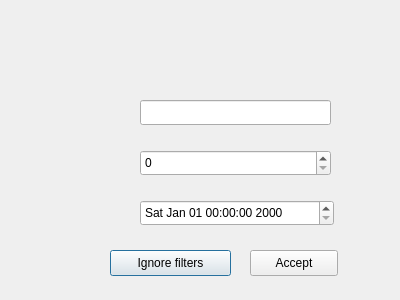
First picture: the form in filter.ui, repository feichay10/Cliente-Proyecto-Final-SOA, before the edit.
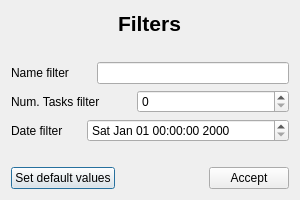
Second picture: the form after the edit.

Commit message: interfaces windows filters fixed

```diff
--- a/filter.ui
+++ b/filter.ui
@@ -6,75 +6,226 @@
    <rect>
     <x>0</x>
     <y>0</y>
-    <width>400</width>
-    <height>300</height>
+    <width>300</width>
+    <height>200</height>
    </rect>
   </property>
+  <property name="minimumSize">
+   <size>
+    <width>300</width>
+    <height>200</height>
+   </size>
+  </property>
+  <property name="maximumSize">
+   <size>
+    <width>300</width>
+    <height>200</height>
+   </size>
+  </property>
   <property name="windowTitle">
    <string>Dialog</string>
   </property>
-  <widget class="QDateTimeEdit" name="dateTimeEdit">
-   <property name="geometry">
-    <rect>
-     <x>140</x>
-     <y>200</y>
-     <width>194</width>
-     <height>26</height>
-    </rect>
-   </property>
-   <property name="displayFormat">
-    <string>ddd MMM dd hh:mm:ss yyyy</string>
-   </property>
-  </widget>
-  <widget class="QLineEdit" name="lineEdit_name">
-   <property name="geometry">
-    <rect>
-     <x>140</x>
-     <y>100</y>
-     <width>191</width>
-     <height>25</height>
-    </rect>
-   </property>
-  </widget>
-  <widget class="QSpinBox" name="spinBox_num_tasks">
-   <property name="geometry">
-    <rect>
-     <x>140</x>
-     <y>150</y>
-     <width>191</width>
-     <height>26</height>
-    </rect>
-   </property>
-   <property name="maximum">
-    <number>999999999</number>
-   </property>
-  </widget>
-  <widget class="QPushButton" name="pushButton_ignore_filters">
-   <property name="geometry">
-    <rect>
-     <x>110</x>
-     <y>250</y>
-     <width>121</width>
-     <height>26</height>
-    </rect>
-   </property>
-   <property name="text">
-    <string>Ignore filters</string>
-   </property>
-  </widget>
-  <widget class="QPushButton" name="pushButton_accept">
-   <property name="geometry">
-    <rect>
-     <x>250</x>
-     <y>250</y>
-     <width>88</width>
-     <height>26</height>
-    </rect>
-   </property>
-   <property name="text">
-    <string>Accept</string>
-   </property>
-  </widget>
+  <layout class="QVBoxLayout" name="verticalLayout_2">
+   <item>
+    <layout class="QHBoxLayout" name="horizontalLayout">
+     <item>
+      <spacer name="horizontalSpacer">
+       <property name="orientation">
+        <enum>Qt::Horizontal</enum>
+       </property>
+       <property name="sizeHint" stdset="0">
+        <size>
+         <width>40</width>
+         <height>20</height>
+        </size>
+       </property>
+      </spacer>
+     </item>
+     <item>
+      <widget class="QLabel" name="label">
+       <property name="minimumSize">
+        <size>
+         <width>65</width>
+         <height>0</height>
+        </size>
+       </property>
+       <property name="maximumSize">
+        <size>
+         <width>65</width>
+         <height>16777215</height>
+        </size>
+       </property>
+       <property name="text">
+        <string>&lt;html&gt;&lt;head/&gt;&lt;body&gt;&lt;p&gt;&lt;span style=&quot; font-size:16pt; font-weight:700;&quot;&gt;Filters&lt;/span&gt;&lt;/p&gt;&lt;/body&gt;&lt;/html&gt;</string>
+       </property>
+      </widget>
+     </item>
+     <item>
+      <spacer name="horizontalSpacer_2">
+       <property name="orientation">
+        <enum>Qt::Horizontal</enum>
+       </property>
+       <property name="sizeHint" stdset="0">
+        <size>
+         <width>40</width>
+         <height>20</height>
+        </size>
+       </property>
+      </spacer>
+     </item>
+    </layout>
+   </item>
+   <item>
+    <spacer name="verticalSpacer">
+     <property name="orientation">
+      <enum>Qt::Vertical</enum>
+     </property>
+     <property name="sizeHint" stdset="0">
+      <size>
+       <width>20</width>
+       <height>6</height>
+      </size>
+     </property>
+    </spacer>
+   </item>
+   <item>
+    <layout class="QVBoxLayout" name="verticalLayout">
+     <item>
+      <layout class="QHBoxLayout" name="horizontalLayout_2">
+       <item>
+        <widget class="QLabel" name="label_2">
+         <property name="minimumSize">
+          <size>
+           <width>80</width>
+           <height>0</height>
+          </size>
+         </property>
+         <property name="maximumSize">
+          <size>
+           <width>80</width>
+           <height>16777215</height>
+          </size>
+         </property>
+         <property name="text">
+          <string>Name filter</string>
+         </property>
+        </widget>
+       </item>
+       <item>
+        <widget class="QLineEdit" name="lineEdit_name"/>
+       </item>
+      </layout>
+     </item>
+     <item>
+      <layout class="QHBoxLayout" name="horizontalLayout_3">
+       <item>
+        <widget class="QLabel" name="label_3">
+         <property name="minimumSize">
+          <size>
+           <width>120</width>
+           <height>0</height>
+          </size>
+         </property>
+         <property name="maximumSize">
+          <size>
+           <width>120</width>
+           <height>16777215</height>
+          </size>
+         </property>
+         <property name="text">
+          <string>Num. Tasks filter</string>
+         </property>
+        </widget>
+       </item>
+       <item>
+        <widget class="QSpinBox" name="spinBox_num_tasks">
+         <property name="maximum">
+          <number>999999999</number>
+         </property>
+        </widget>
+       </item>
+      </layout>
+     </item>
+     <item>
+      <layout class="QHBoxLayout" name="horizontalLayout_4">
+       <item>
+        <widget class="QLabel" name="label_4">
+         <property name="minimumSize">
+          <size>
+           <width>70</width>
+           <height>0</height>
+          </size>
+         </property>
+         <property name="maximumSize">
+          <size>
+           <width>70</width>
+           <height>16777215</height>
+          </size>
+         </property>
+         <property name="text">
+          <string>Date filter</string>
+         </property>
+        </widget>
+       </item>
+       <item>
+        <widget class="QDateTimeEdit" name="dateTimeEdit">
+         <property name="displayFormat">
+          <string>ddd MMM dd hh:mm:ss yyyy</string>
+         </property>
+        </widget>
+       </item>
+      </layout>
+     </item>
+    </layout>
+   </item>
+   <item>
+    <spacer name="verticalSpacer_2">
+     <property name="orientation">
+      <enum>Qt::Vertical</enum>
+     </property>
+     <property name="sizeHint" stdset="0">
+      <size>
+       <width>20</width>
+       <height>5</height>
+      </size>
+     </property>
+    </spacer>
+   </item>
+   <item>
+    <layout class="QHBoxLayout" name="horizontalLayout_5">
+     <item>
+      <widget class="QPushButton" name="pushButton_ignore_filters">
+       <property name="toolTip">
+        <string>Default values are ignored</string>
+       </property>
+       <property name="text">
+        <string>Set default values</string>
+       </property>
+      </widget>
+     </item>
+     <item>
+      <spacer name="horizontalSpacer_3">
+       <property name="orientation">
+        <enum>Qt::Horizontal</enum>
+       </property>
+       <property name="sizeHint" stdset="0">
+        <size>
+         <width>40</width>
+         <height>20</height>
+        </size>
+       </property>
+      </spacer>
+     </item>
+     <item>
+      <widget class="QPushButton" name="pushButton_accept">
+       <property name="text">
+        <string>Accept</string>
+       </property>
+      </widget>
+     </item>
+    </layout>
+   </item>
+  </layout>
  </widget>
  <resources/>
  <connections/>
```
The commit also changes 5 other files.
